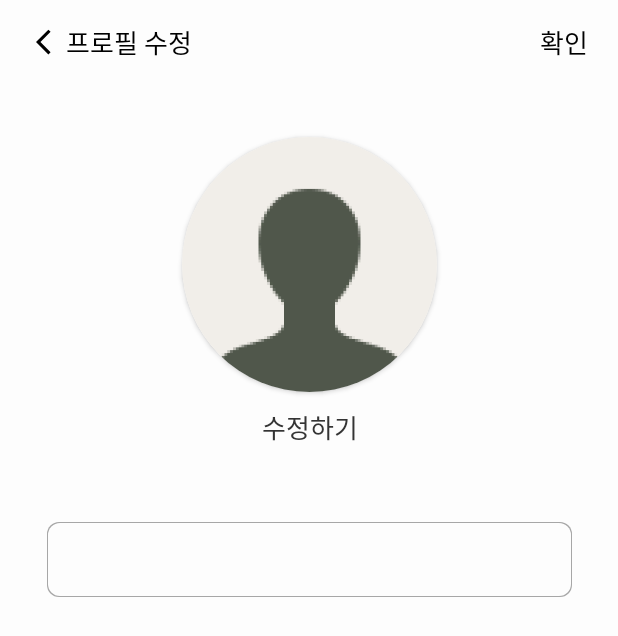
After one commit to Team-OnePiece/OnePiece_Android, an Android app: the ProfileModifyActivity screen opened directly, with no data from a screen before it, on a phone screen of 412 x 824 dp. The commit adds this screen. Shown: the top 636 px of the screen. Run offline under Robolectric (Android 15) with nearby library versions, the phone set to English and light mode, and no system bars; pictures from the network do not load; 1 statement that could not run was skipped.

Commit message:
⚡️:: 프로필 수정 기능 구현

```diff
--- a/app/build.gradle
+++ b/app/build.gradle
@@ -32,6 +32,8 @@ android {
 }
 
 dependencies {
+    implementation 'com.github.bumptech.glide:glide:4.11.0'
+    annotationProcessor 'com.github.bumptech.glide:compiler:4.11.0'
     implementation "com.squareup.retrofit2:retrofit:2.9.0"
     implementation group: 'com.squareup.retrofit2', name: 'converter-gson', version: '2.9.0'
     implementation 'androidx.appcompat:appcompat:1.6.1'
--- a/app/src/main/java/com/example/onepiece_android/MainActivity.java
+++ b/app/src/main/java/com/example/onepiece_android/MainActivity.java
@@ -6,6 +6,9 @@ import android.os.Bundle;
 
 public class MainActivity extends AppCompatActivity {
 
+    // 토큰 임시 저장
+    // 로그인 작성 후 삭제
+    public static String token;
     @Override
     protected void onCreate(Bundle savedInstanceState) {
         super.onCreate(savedInstanceState);
--- a/app/src/main/java/com/example/onepiece_android/ServerApi.java
+++ b/app/src/main/java/com/example/onepiece_android/ServerApi.java
@@ -8,7 +8,6 @@ import retrofit2.http.Header;
 import retrofit2.http.Multipart;
 import retrofit2.http.PATCH;
 import retrofit2.http.POST;
-import retrofit2.http.Part;
 import retrofit2.http.Query;
 
 public interface ServerApi {
@@ -50,6 +49,6 @@ public interface ServerApi {
     @POST("/user/image/upload")
     Call<Void> profileImageUpload(
             @Header("Authorization") String token,
-            @Part MultipartBody.Part image
+            @Body MultipartBody.Part image
     );
 }
--- /dev/null
+++ b/app/src/main/res/layout/activity_profile_modify.xml
@@ -0,0 +1,89 @@
+<?xml version="1.0" encoding="utf-8"?>
+<androidx.constraintlayout.widget.ConstraintLayout xmlns:android="http://schemas.android.com/apk/res/android"
+    xmlns:app="http://schemas.android.com/apk/res-auto"
+    xmlns:tools="http://schemas.android.com/tools"
+    android:layout_width="match_parent"
+    android:layout_height="match_parent"
+    android:background="@color/gray_000"
+    tools:context=".ProfileModifyActivity">
+
+    <ImageView
+        android:id="@+id/img_profile_back"
+        style="@style/account_img_back"
+        app:layout_constraintStart_toStartOf="parent"
+        app:layout_constraintTop_toTopOf="parent" />
+
+    <TextView
+        android:id="@+id/text_profile"
+        android:layout_width="wrap_content"
+        android:layout_height="wrap_content"
+        android:text="프로필 수정"
+        android:textSize="17sp"
+        android:textColor="@color/black"
+        android:fontFamily="@font/orbit"
+        app:layout_constraintStart_toEndOf="@id/img_profile_back"
+        app:layout_constraintTop_toTopOf="@id/img_profile_back"
+        app:layout_constraintBottom_toBottomOf="@id/img_profile_back" />
+
+    <TextView
+        android:id="@+id/text_profile_check"
+        android:layout_width="wrap_content"
+        android:layout_height="wrap_content"
+        android:text="확인"
+        android:textSize="17sp"
+        android:textColor="@color/black"
+        android:fontFamily="@font/orbit"
+        android:layout_marginEnd="20dp"
+        app:layout_constraintEnd_toEndOf="parent"
+        app:layout_constraintTop_toTopOf="@id/text_profile"
+        app:layout_constraintBottom_toBottomOf="@id/text_profile" />
+
+    <androidx.cardview.widget.CardView
+        android:id="@+id/card_profile_picture"
+        android:layout_width="170dp"
+        android:layout_height="170dp"
+        app:cardCornerRadius="85dp"
+        android:layout_marginTop="50dp"
+        app:layout_constraintStart_toStartOf="parent"
+        app:layout_constraintEnd_toEndOf="parent"
+        app:layout_constraintTop_toBottomOf="@id/text_profile">
+        <ImageView
+            android:id="@+id/img_profile_picture"
+            android:layout_width="match_parent"
+            android:layout_height="match_parent"
+            android:src="@drawable/default_profile" />
+    </androidx.cardview.widget.CardView>
+
+    <TextView
+        android:id="@+id/text_profile_modify"
+        android:layout_width="wrap_content"
+        android:layout_height="wrap_content"
+        android:text="수정하기"
+        android:textSize="17sp"
+        android:fontFamily="@font/orbit"
+        android:textColor="@color/gray_800"
+        android:layout_marginTop="10dp"
+        app:layout_constraintStart_toStartOf="@id/card_profile_picture"
+        app:layout_constraintEnd_toEndOf="@id/card_profile_picture"
+        app:layout_constraintTop_toBottomOf="@id/card_profile_picture" />
+
+    <EditText
+        android:id="@+id/edit_profile_nickname"
+        android:layout_width="0dp"
+        android:layout_height="50dp"
+        app:layout_constraintWidth_percent="0.85"
+        android:background="@drawable/edit_background"
+        android:textColor="@color/gray_600"
+        android:layout_marginTop="50dp"
+        app:layout_constraintStart_toStartOf="@id/card_profile_picture"
+        app:layout_constraintEnd_toEndOf="@id/card_profile_picture"
+        app:layout_constraintTop_toBottomOf="@id/text_profile_modify" />
+
+    <TextView
+        android:id="@+id/text_profile_wrong"
+        style="@style/account_text_wrong"
+        android:text="다시 확인해주세요"
+        app:layout_constraintStart_toStartOf="@id/edit_profile_nickname"
+        app:layout_constraintTop_toBottomOf="@id/edit_profile_nickname" />
+
+</androidx.constraintlayout.widget.ConstraintLayout>
```
Also changed, not shown: app/src/main/AndroidManifest.xml (+9 -0 lines), app/src/main/java/com/example/onepiece_android/ProfileModifyActivity.java (added, +170 -0 lines).
